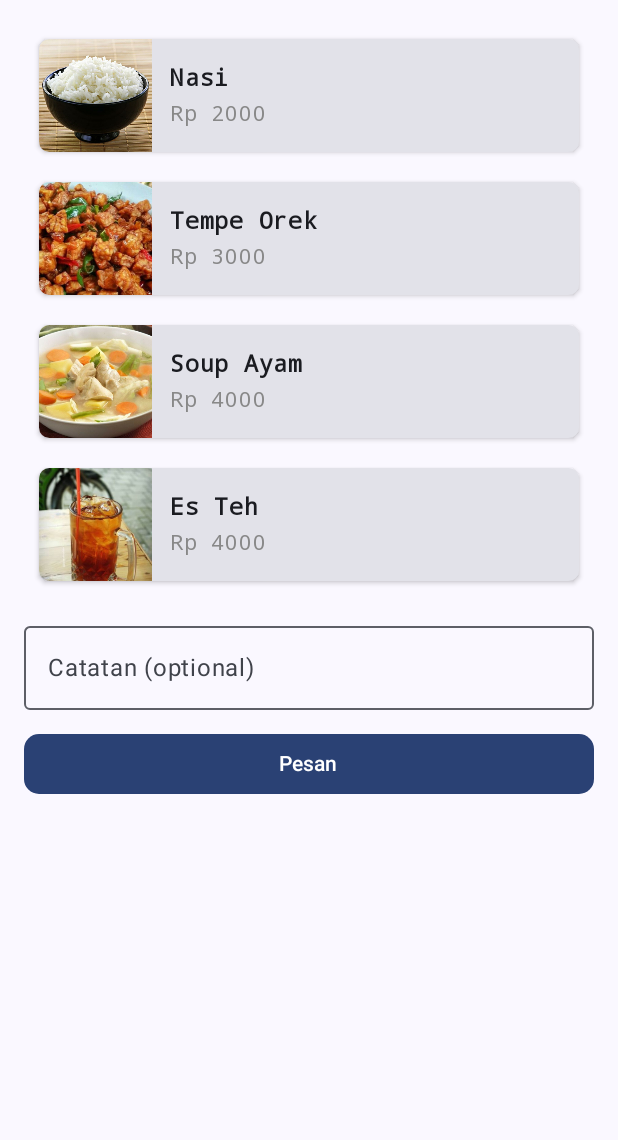
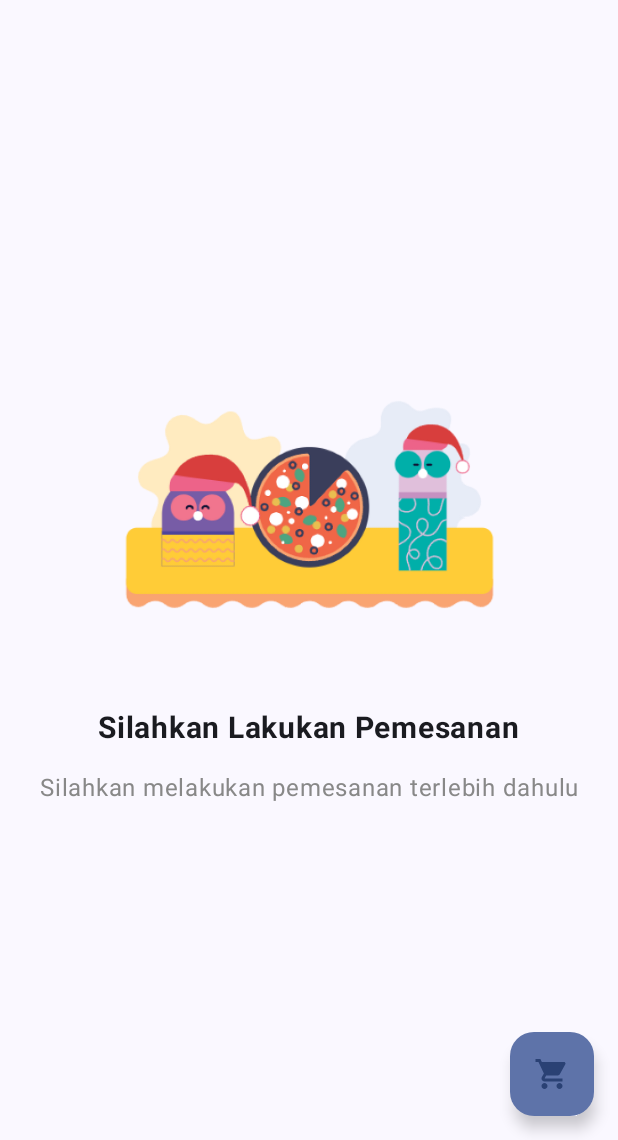
Before and after one commit to mega105/Warung-Bapak-Pagi, an Android app built with Jetpack Compose: the screen it shows after launch (MainActivity), on a phone screen of 412 x 824 dp, the part 96-1236 px from its top. Run offline under Robolectric (Android 15) with nearby library versions, the phone set to English and light mode, and no system bars.

Commit message:
- add dataStore - mengatur Navgraph & Screen - add ViewModelFactory

```diff
--- a/app/src/main/java/org/d3if0037/warungbapakpagi/navigation/NavGraph.kt
+++ b/app/src/main/java/org/d3if0037/warungbapakpagi/navigation/NavGraph.kt
@@ -2,12 +2,16 @@ package org.d3if0037.warungbapakpagi.navigation
 
 import androidx.compose.runtime.Composable
 import androidx.navigation.NavHostController
+import androidx.navigation.NavType
 import androidx.navigation.compose.NavHost
 import androidx.navigation.compose.composable
 import androidx.navigation.compose.rememberNavController
+import androidx.navigation.navArgument
 import org.d3if0037.warungbapakpagi.ui.screen.AboutScreen
+import org.d3if0037.warungbapakpagi.ui.screen.KEY_ID_ORDER
 import org.d3if0037.warungbapakpagi.ui.screen.OrderScreen
 import org.d3if0037.warungbapakpagi.ui.screen.KirimScreen
+import org.d3if0037.warungbapakpagi.ui.screen.MainScreen
 
 @Composable
 fun SetupNavGraph(navController: NavHostController = rememberNavController()) {
@@ -16,8 +20,26 @@ fun SetupNavGraph(navController: NavHostController = rememberNavController()) {
         startDestination = Screen.Home.route
     ) {
         composable(route = Screen.Home.route) {
+            MainScreen(navController)
+        }
+
+        // ORDER SCREEN START
+
+        composable(route = Screen.OrderBaru.route) {
             OrderScreen(navController)
         }
+        composable(
+            route = Screen.OrderUbah.route,
+            arguments = listOf(
+                navArgument(KEY_ID_ORDER) { type = NavType.LongType }
+            )
+        ) { navBackStackEntry ->
+            val id = navBackStackEntry.arguments?.getLong(KEY_ID_ORDER)
+            OrderScreen(navController, id)
+        }
+
+        // ORDER SCREEN END
+
         composable(route = Screen.About.route) {
             AboutScreen(navController)
         }
--- a/app/src/main/java/org/d3if0037/warungbapakpagi/navigation/Screen.kt
+++ b/app/src/main/java/org/d3if0037/warungbapakpagi/navigation/Screen.kt
@@ -1,7 +1,13 @@
 package org.d3if0037.warungbapakpagi.navigation
+
+import org.d3if0037.warungbapakpagi.ui.screen.KEY_ID_ORDER
 
 sealed class Screen(val route: String) {
     data object Home: Screen("mainScreen")
+    data object OrderBaru: Screen("orderScreen")
+    data object OrderUbah: Screen("orderScreen/{$KEY_ID_ORDER}") {
+        fun withId(id: Long) = "orderScreen/$id"
+    }
     data object About: Screen("aboutScreen")
     data object Kirim: Screen("kirimScreen")
 }
--- a/app/src/main/java/org/d3if0037/warungbapakpagi/ui/screen/MainScreen.kt
+++ b/app/src/main/java/org/d3if0037/warungbapakpagi/ui/screen/MainScreen.kt
@@ -38,10 +38,12 @@ import androidx.navigation.compose.rememberNavController
 import org.d3if0037.warungbapakpagi.R
 import org.d3if0037.warungbapakpagi.navigation.Screen
 import org.d3if0037.warungbapakpagi.ui.theme.WarungBapakPagiTheme
+import org.d3if0037.warungbapakpagi.util.SettingDataStore
 
 @OptIn(ExperimentalMaterial3Api::class)
 @Composable
 fun MainScreen(navController: NavHostController) {
+    val dataStore = SettingDataStore(LocalContext.current)
     val context = LocalContext.current
 
     Scaffold(
--- a/app/src/main/java/org/d3if0037/warungbapakpagi/ui/screen/OrderScreen.kt
+++ b/app/src/main/java/org/d3if0037/warungbapakpagi/ui/screen/OrderScreen.kt
@@ -63,6 +63,8 @@ import org.d3if0037.warungbapakpagi.navigation.Screen
 import org.d3if0037.warungbapakpagi.ui.theme.Purple80
 import org.d3if0037.warungbapakpagi.ui.theme.WarungBapakPagiTheme
 
+const val KEY_ID_ORDER = "idOrder"
+
 enum class Makanan(
     val nama: String,
     @DrawableRes val imageResId: Int,
@@ -76,7 +78,7 @@ enum class Makanan(
 
 @OptIn(ExperimentalMaterial3Api::class)
 @Composable
-fun OrderScreen(navHostController: NavHostController) {
+fun OrderScreen(navHostController: NavHostController, id: Long? = null) {
     Scaffold(
         topBar = {
             TopAppBar(
--- /dev/null
+++ b/app/src/main/java/org/d3if0037/warungbapakpagi/util/SettingDataStore.kt
@@ -0,0 +1,30 @@
+package org.d3if0037.warungbapakpagi.util
+
+import android.content.Context
+import androidx.datastore.core.DataStore
+import androidx.datastore.preferences.core.Preferences
+import androidx.datastore.preferences.core.booleanPreferencesKey
+import androidx.datastore.preferences.core.edit
+import androidx.datastore.preferences.preferencesDataStore
+import kotlinx.coroutines.flow.Flow
+import kotlinx.coroutines.flow.map
+
+val Context.dataStore : DataStore<Preferences> by preferencesDataStore(
+    name = "settings_preference"
+)
+
+class SettingDataStore (private val context: Context) {
+    companion object {
+        private val IS_LIST = booleanPreferencesKey("is_list")
+    }
+
+    val layoutFlow: Flow<Boolean> = context.dataStore.data.map { preference ->
+        preference[IS_LIST] ?: true
+    }
+
+    suspend fun saveLayout(isList: Boolean) {
+        context.dataStore.edit { preference ->
+            preference[IS_LIST] = isList
+        }
+    }
+}
--- /dev/null
+++ b/app/src/main/res/drawable/baseline_grid_view_24.xml
@@ -0,0 +1,6 @@
+<vector android:height="24dp" android:tint="#000000"
+    android:viewportHeight="24" android:viewportWidth="24"
+    android:width="24dp" xmlns:android="http://schemas.android.com/apk/res/android">
+    <path android:fillColor="@android:color/white"
+        android:fillType="evenOdd" android:pathData="M3,3v8h8L11,3L3,3zM9,9L5,9L5,5h4v4zM3,13v8h8v-8L3,13zM9,19L5,19v-4h4v4zM13,3v8h8L21,3h-8zM19,9h-4L15,5h4v4zM13,13v8h8v-8h-8zM19,19h-4v-4h4v4z"/>
+</vector>
--- /dev/null
+++ b/app/src/main/res/drawable/baseline_view_list_24.xml
@@ -0,0 +1,5 @@
+<vector android:autoMirrored="true" android:height="24dp"
+    android:tint="#000000" android:viewportHeight="24"
+    android:viewportWidth="24" android:width="24dp" xmlns:android="http://schemas.android.com/apk/res/android">
+    <path android:fillColor="@android:color/white" android:pathData="M3,14h4v-4H3V14zM3,19h4v-4H3V19zM3,9h4V5H3V9zM8,14h13v-4H8V14zM8,19h13v-4H8V19zM8,5v4h13V5H8z"/>
+</vector>
```
Also changed, not shown: app/src/main/java/org/d3if0037/warungbapakpagi/util/ViewModelFactory.kt (added, +16 -0 lines).
